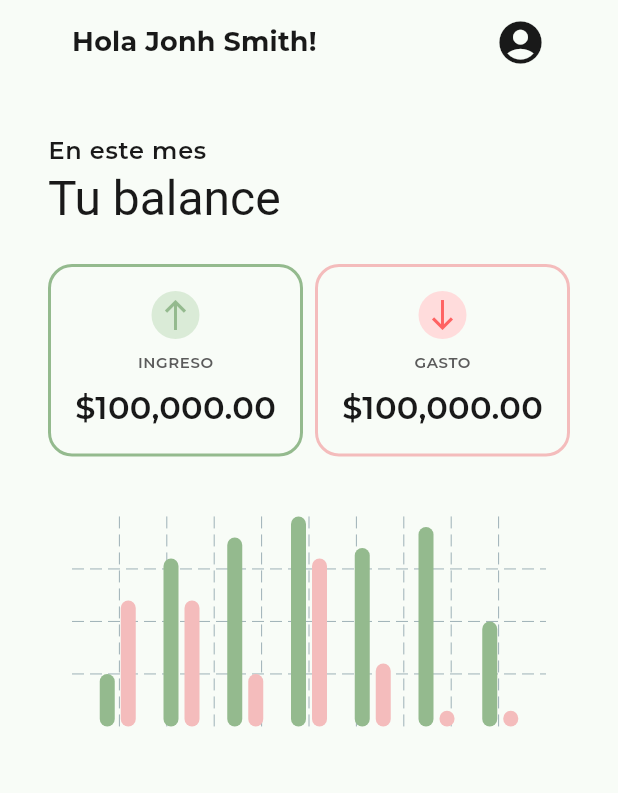
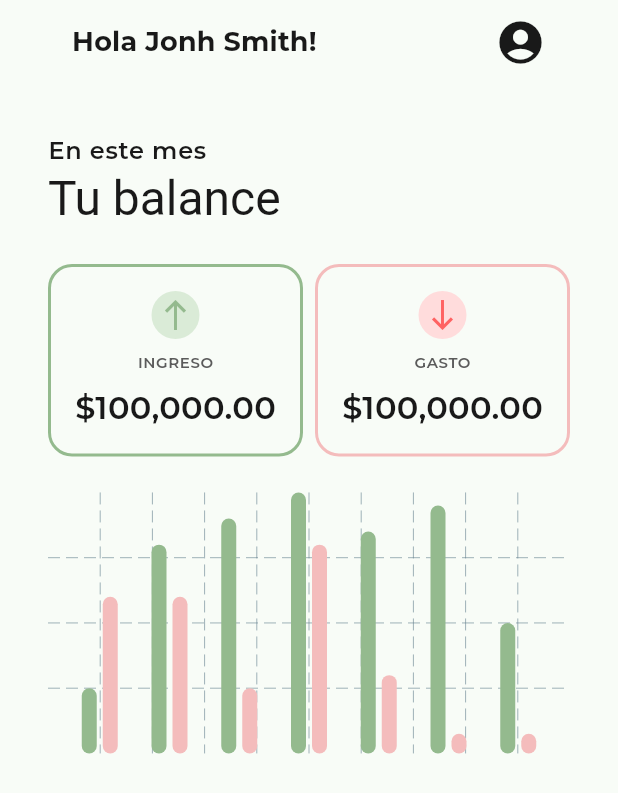
Before and after one commit to joshesp/cuentas_app, a Flutter app: the screen it shows after launch, on a phone screen of 412 x 824 dp. Shown: the top 793 px of the screen. Run offline on Flutter 3.47's test engine with Material 3 defaults, Android fonts, the phone set to English and light mode, and no system bars; drawn by our look-alikes of fl_chart; our stand-ins replace flutter_svg; project files that could hold a hidden picture were left out.

Commit message:
actualización de la altura a tomar de la gráfica tipo bar

```diff
--- a/lib/common/widgets/charts/barchart_widget.dart
+++ b/lib/common/widgets/charts/barchart_widget.dart
@@ -48,14 +48,7 @@ class BarChartWidgetState extends State<BarChartWidget> {
   @override
   Widget build(BuildContext context) {
     return AspectRatio(
-      aspectRatio: 1,
-      child: Padding(
-        padding: const EdgeInsets.all(16),
-        child: Column(
-          crossAxisAlignment: CrossAxisAlignment.stretch,
-          children: <Widget>[
-            SizedBox(
-              height: 140,
+      aspectRatio: 2,
       child: BarChart(
         BarChartData(
           maxY: 20,
@@ -80,13 +73,6 @@ class BarChartWidgetState extends State<BarChartWidget> {
           gridData: const FlGridData(show: true),
         ),
       ),
-            ),
-            const SizedBox(
-              height: 12,
-            ),
-          ],
-        ),
-      ),
     );
   }
 
```
Lines whose indentation alone changed are shown as unchanged.
